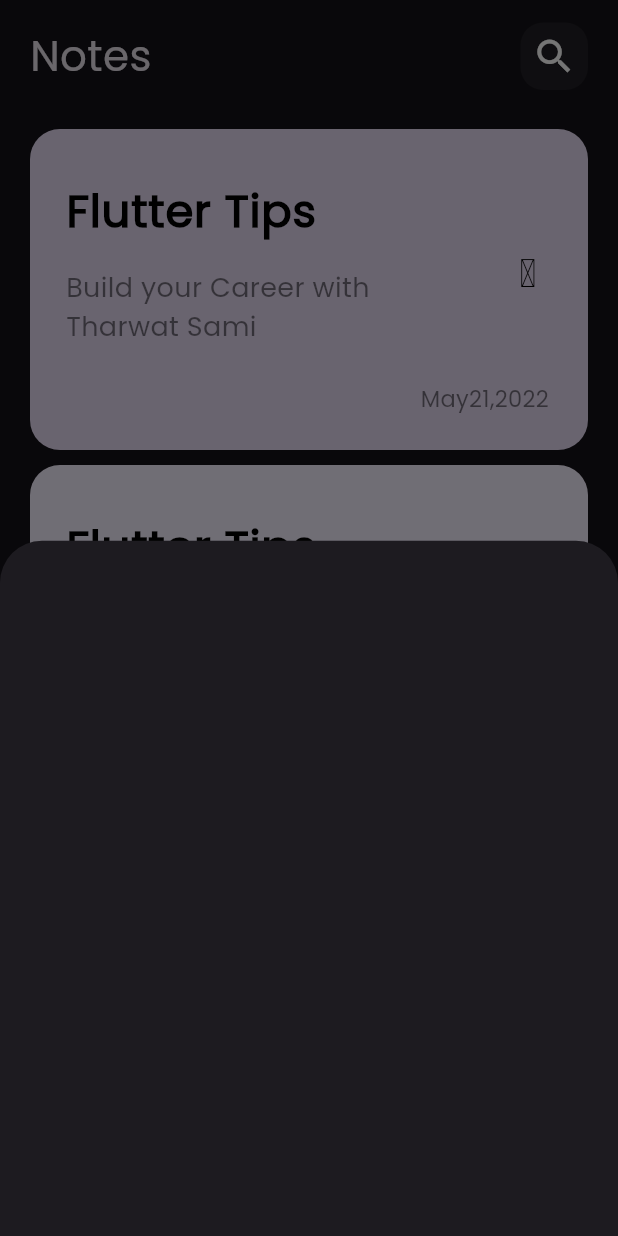
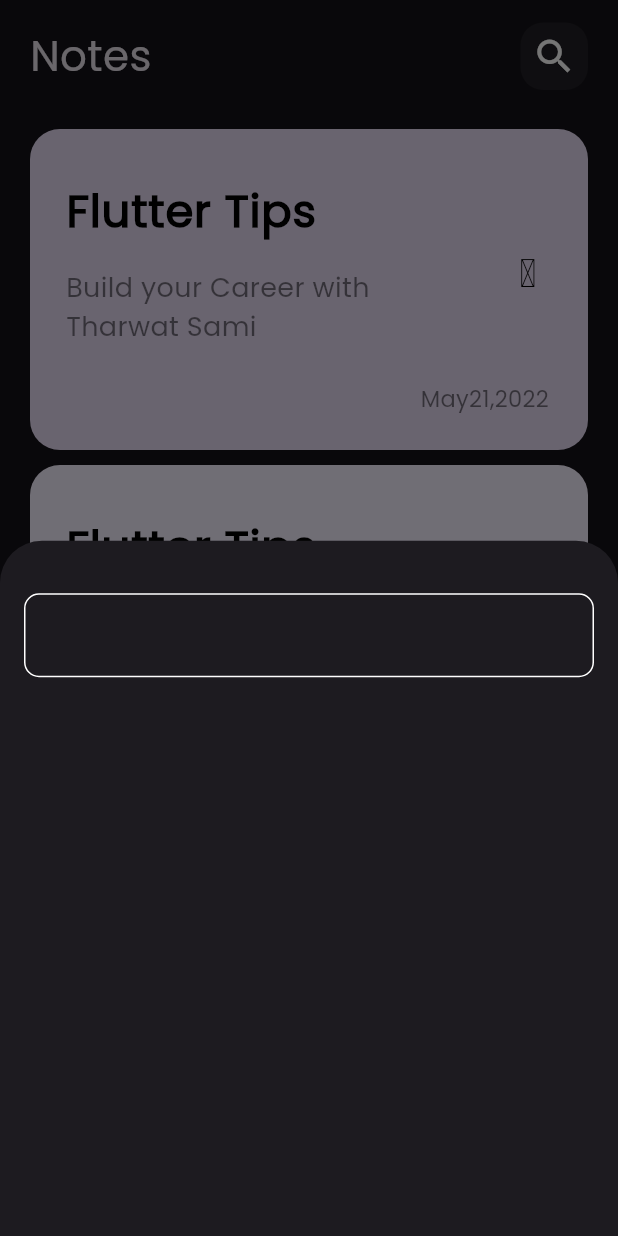
Before and after one commit to AlaaElkhamisy/Note_app, a Flutter app: the screen it shows after launch, after a tap on the "add" icon, on a phone screen of 412 x 824 dp. Run offline on Flutter 3.47's test engine with Material 3 defaults, Android fonts, the phone set to English and light mode, and no system bars; missing offline and left inert: font_awesome_icon_class.

Commit message:
app colors

```diff
--- a/lib/customs/app_colors.dart
+++ b/lib/customs/app_colors.dart
@@ -5,9 +5,8 @@ abstract class AppColors {
   static Color color2 = const Color(0xffF5EFFF);
   static Color color3 = const Color(0xffCDC1FF);
   static Color color4 = const Color(0xffA594F9);
-
   static Color color5 = const Color(0xff4A628A);
-
+  static Color primaryColor = Colors.deepPurple.shade400;
   static List<Color> colorList = [
     color1,
     color2,
--- /dev/null
+++ b/lib/customs/custom_text_field.dart
@@ -0,0 +1,17 @@
+import 'package:flutter/material.dart';
+
+class CustomTextField extends StatelessWidget {
+  const CustomTextField({super.key});
+
+  @override
+  Widget build(BuildContext context) {
+    return TextField(
+      decoration:
+          InputDecoration(border: buildBorder(), enabledBorder: buildBorder()),
+    );
+  }
+
+  OutlineInputBorder buildBorder() => OutlineInputBorder(
+      borderRadius: BorderRadius.circular(10),
+      borderSide: BorderSide(color: Colors.white));
+}
--- a/lib/view/notes_view.dart
+++ b/lib/view/notes_view.dart
@@ -9,6 +9,7 @@ class Notes_View extends StatelessWidget {
   Widget build(BuildContext context) {
     return Scaffold(
       floatingActionButton: FloatingActionButton(
+        backgroundColor: Colors.deepPurple[400],
         onPressed: () {
           showModalBottomSheet(
               context: context,
--- a/lib/view/widgets/add_note_bottom_sheet.dart
+++ b/lib/view/widgets/add_note_bottom_sheet.dart
@@ -1,10 +1,21 @@
 import 'package:flutter/material.dart';
+import 'package:note/customs/custom_text_field.dart';
 
 class Add_Note_Bottom_Sheet extends StatelessWidget {
   const Add_Note_Bottom_Sheet({super.key});
 
   @override
   Widget build(BuildContext context) {
-    return Container();
+    return Padding(
+      padding: const EdgeInsets.symmetric(horizontal: 16),
+      child: Column(
+        children: [
+          SizedBox(
+            height: 35,
+          ),
+          CustomTextField()
+        ],
+      ),
+    );
   }
 }
```
